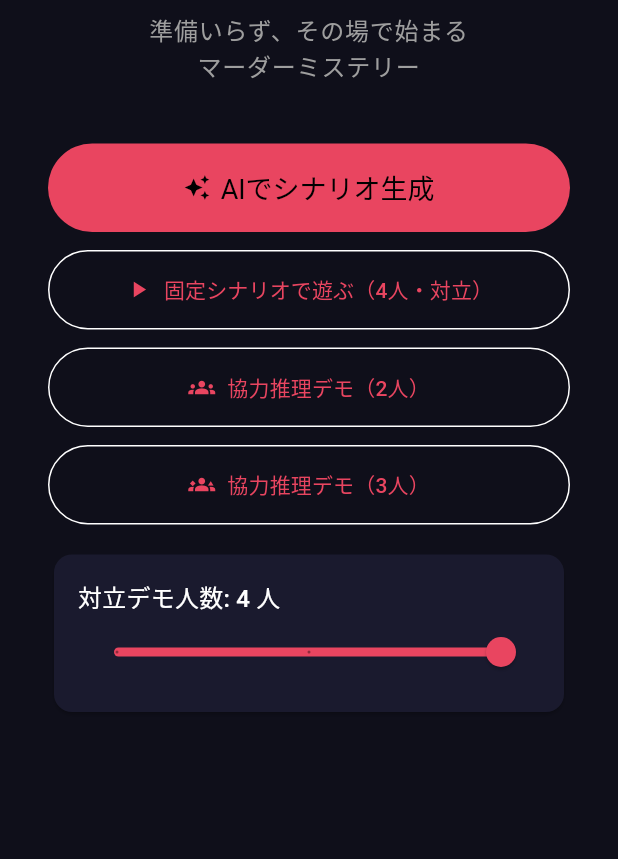
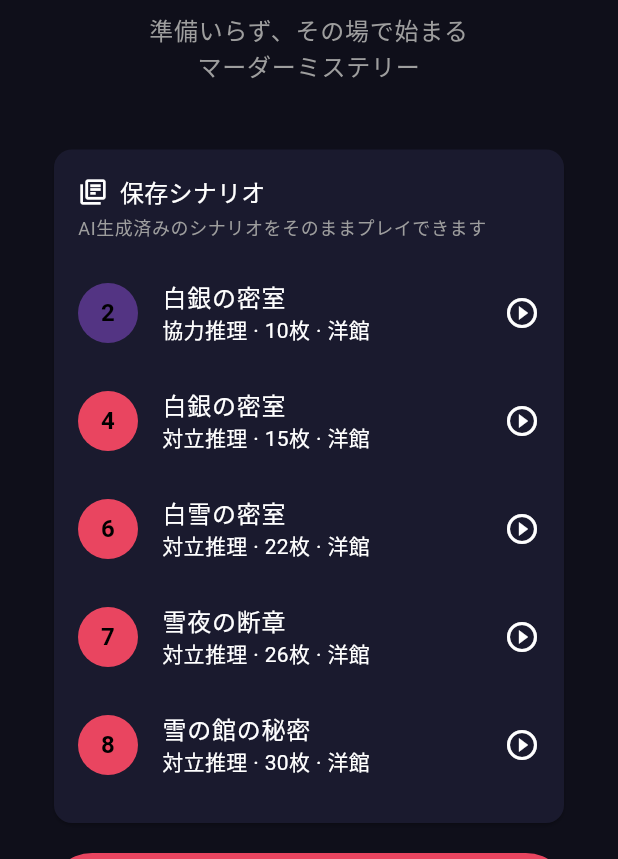
Before and after one commit to mikenekorock0000/bali, a Flutter app: the screen it shows after launch, on a phone screen of 412 x 824 dp, the part 377-1236 px from its top. Run offline on Flutter 3.47's test engine with Material 3 defaults, Android fonts, the phone set to English and light mode, and no system bars; our stand-ins replace audioplayers, google_generative_ai, qr_flutter, shared_preferences, shelf, shelf_web_socket and 1 more; missing offline and left inert: network_info_plus, shelf_router, wifi_iot; accounts and stored records are empty.

Commit message:
feat: 保存シナリオをホーム画面から選んでプレイ可能に
- ScenarioAssetLoader で assets/scenarios/*.json を読み込み
- ホーム画面に「保存シナリオ」一覧を追加
- タップでロビー起動（人数・協力/対立モード自動反映）

Co-authored-by: mikenekorock0000 <mikenekorock0000@users.noreply.github.com>

```diff
--- /dev/null
+++ b/madamis_app/lib/models/saved_scenario_summary.dart
@@ -0,0 +1,25 @@
+class SavedScenarioSummary {
+  const SavedScenarioSummary({
+    required this.assetPath,
+    required this.title,
+    required this.playerCount,
+    required this.gameMode,
+    required this.genre,
+    required this.theme,
+    required this.clueCount,
+    required this.savedAt,
+  });
+
+  final String assetPath;
+  final String title;
+  final int playerCount;
+  final String gameMode;
+  final String genre;
+  final String theme;
+  final int clueCount;
+  final DateTime? savedAt;
+
+  bool get isCooperative => gameMode == 'cooperative';
+
+  String get modeLabel => isCooperative ? '協力推理' : '対立推理';
+}
--- a/madamis_app/lib/screens/home_screen.dart
+++ b/madamis_app/lib/screens/home_screen.dart
@@ -8,6 +8,7 @@ import 'lobby_screen.dart';
 import 'scenario_config_screen.dart';
 import 'settings_screen.dart';
 import '../widgets/save_list_section.dart';
+import '../widgets/saved_scenario_section.dart';
 
 class HomeScreen extends StatelessWidget {
   const HomeScreen({super.key});
@@ -81,6 +82,15 @@ class _HomeBodyState extends State<_HomeBody> {
                 const SizedBox(height: 24),
                 const SaveListSection(),
                 const SizedBox(height: 16),
+                const SavedScenarioSection(),
+                if (widget.app.savedScenarioError != null) ...[
+                  const SizedBox(height: 8),
+                  Text(
+                    widget.app.savedScenarioError!,
+                    style: TextStyle(color: Theme.of(context).colorScheme.error),
+                  ),
+                ],
+                const SizedBox(height: 16),
                 FilledButton.icon(
                 onPressed: widget.app.goToScenarioConfig,
                 icon: const Icon(Icons.auto_awesome),
--- a/madamis_app/lib/services/app_state.dart
+++ b/madamis_app/lib/services/app_state.dart
@@ -5,6 +5,7 @@ import 'package:flutter/foundation.dart';
 import '../data/coop_scenario.dart';
 import '../models/game_phase.dart';
 import '../models/hotspot_info.dart';
+import '../models/saved_scenario_summary.dart';
 import '../models/scenario.dart';
 import '../models/scenario_config.dart';
 import '../services/asset_server.dart';
@@ -12,6 +13,7 @@ import '../services/audio_service.dart';
 import '../services/game_engine.dart';
 import '../services/network_service.dart';
 import '../services/save_service.dart';
+import '../services/scenario_asset_loader.dart';
 import '../services/scenario_generator.dart';
 import '../services/server_service.dart';
 import '../services/settings_service.dart';
@@ -43,6 +45,9 @@ class AppState extends ChangeNotifier {
   String? _generationError;
   HotspotInfo? _hotspotInfo;
   List<SaveSummary> _saves = [];
+  List<SavedScenarioSummary> _savedScenarios = [];
+  bool _loadingSavedScenarios = false;
+  String? _savedScenarioError;
 
   AppScreen get screen => _screen;
   String? get joinUrl => _joinUrl;
@@ -56,6 +61,9 @@ class AppState extends ChangeNotifier {
   String? get generationError => _generationError;
   HotspotInfo? get hotspotInfo => _hotspotInfo;
   List<SaveSummary> get saves => _saves;
+  List<SavedScenarioSummary> get savedScenarios => _savedScenarios;
+  bool get loadingSavedScenarios => _loadingSavedScenarios;
+  String? get savedScenarioError => _savedScenarioError;
   bool get hasApiKey => SettingsService.instance.hasApiKey;
   bool get soundEnabled => SettingsService.instance.soundEnabled;
 
@@ -63,6 +71,20 @@ class AppState extends ChangeNotifier {
   int get playerCount => _engine.session?.players.length ?? 0;
   bool get canStart => _engine.session?.canStart ?? false;
   bool get isStarted => _engine.session?.isStarted ?? false;
+
+  Future<void> refreshSavedScenarios() async {
+    _loadingSavedScenarios = true;
+    _savedScenarioError = null;
+    notifyListeners();
+    try {
+      _savedScenarios = await ScenarioAssetLoader.instance.listSummaries();
+    } catch (e) {
+      _savedScenarios = [];
+      _savedScenarioError = e.toString();
+    }
+    _loadingSavedScenarios = false;
+    notifyListeners();
+  }
 
   Future<void> refreshSaves() async {
     try {
@@ -86,7 +108,20 @@ class AppState extends ChangeNotifier {
   void goToHome() {
     _screen = AppScreen.home;
     refreshSaves();
+    refreshSavedScenarios();
     notifyListeners();
+  }
+
+  Future<void> startHostWithSavedScenario(String assetPath) async {
+    _savedScenarioError = null;
+    notifyListeners();
+    try {
+      final scenario = await ScenarioAssetLoader.instance.loadScenario(assetPath);
+      await _startServer(createRoom: () => _engine.createRoomWithScenario(scenario));
+    } catch (e) {
+      _savedScenarioError = 'シナリオの読み込みに失敗しました: $e';
+      notifyListeners();
+    }
   }
 
   Future<void> startHostWithCoopScenario({int playerCount = 2}) async {
--- /dev/null
+++ b/madamis_app/lib/widgets/saved_scenario_section.dart
@@ -0,0 +1,101 @@
+import 'package:flutter/material.dart';
+import 'package:provider/provider.dart';
+
+import '../models/saved_scenario_summary.dart';
+import '../services/app_state.dart';
+
+class SavedScenarioSection extends StatefulWidget {
+  const SavedScenarioSection({super.key});
+
+  @override
+  State<SavedScenarioSection> createState() => _SavedScenarioSectionState();
+}
+
+class _SavedScenarioSectionState extends State<SavedScenarioSection> {
+  @override
+  void initState() {
+    super.initState();
+    WidgetsBinding.instance.addPostFrameCallback((_) {
+      context.read<AppState>().refreshSavedScenarios();
+    });
+  }
+
+  @override
+  Widget build(BuildContext context) {
+    final app = context.watch<AppState>();
+
+    if (app.loadingSavedScenarios) {
+      return const Card(
+        child: Padding(
+          padding: EdgeInsets.all(24),
+          child: Center(child: CircularProgressIndicator()),
+        ),
+      );
+    }
+
+    if (app.savedScenarios.isEmpty) return const SizedBox.shrink();
+
+    return Card(
+      child: Padding(
+        padding: const EdgeInsets.all(16),
+        child: Column(
+          crossAxisAlignment: CrossAxisAlignment.start,
+          children: [
+            Row(
+              children: [
+                const Icon(Icons.library_books_outlined, size: 20),
+                const SizedBox(width: 8),
+                Text('保存シナリオ', style: Theme.of(context).textTheme.titleMedium),
+              ],
+            ),
+            const SizedBox(height: 4),
+            Text(
+              'AI生成済みのシナリオをそのままプレイできます',
+              style: Theme.of(context).textTheme.bodySmall?.copyWith(color: Colors.grey),
+            ),
+            const SizedBox(height: 12),
+            ...app.savedScenarios.map((s) => _ScenarioTile(summary: s)),
+          ],
+        ),
+      ),
+    );
+  }
+}
+
+class _ScenarioTile extends StatelessWidget {
+  const _ScenarioTile({required this.summary});
+
+  final SavedScenarioSummary summary;
+
+  @override
+  Widget build(BuildContext context) {
+    final app = context.read<AppState>();
+    final theme = Theme.of(context);
+
+    return ListTile(
+      contentPadding: EdgeInsets.zero,
+      leading: CircleAvatar(
+        backgroundColor: summary.isCooperative
+            ? theme.colorScheme.tertiaryContainer
+            : theme.colorScheme.primaryContainer,
+        child: Text(
+          '${summary.playerCount}',
+          style: TextStyle(
+            fontWeight: FontWeight.bold,
+            color: summary.isCooperative
+                ? theme.colorScheme.onTertiaryContainer
+                : theme.colorScheme.onPrimaryContainer,
+          ),
+        ),
+      ),
+      title: Text(summary.title, maxLines: 1, overflow: TextOverflow.ellipsis),
+      subtitle: Text(
+        '${summary.modeLabel} · ${summary.clueCount}枚 · ${summary.genre}',
+        maxLines: 1,
+        overflow: TextOverflow.ellipsis,
+      ),
+      trailing: const Icon(Icons.play_circle_outline),
+      onTap: app.isRunning ? null : () => app.startHostWithSavedScenario(summary.assetPath),
+    );
+  }
+}
```
Also changed, not shown: madamis_app/lib/services/scenario_asset_loader.dart (added, +71 -0 lines), 1 other file.
